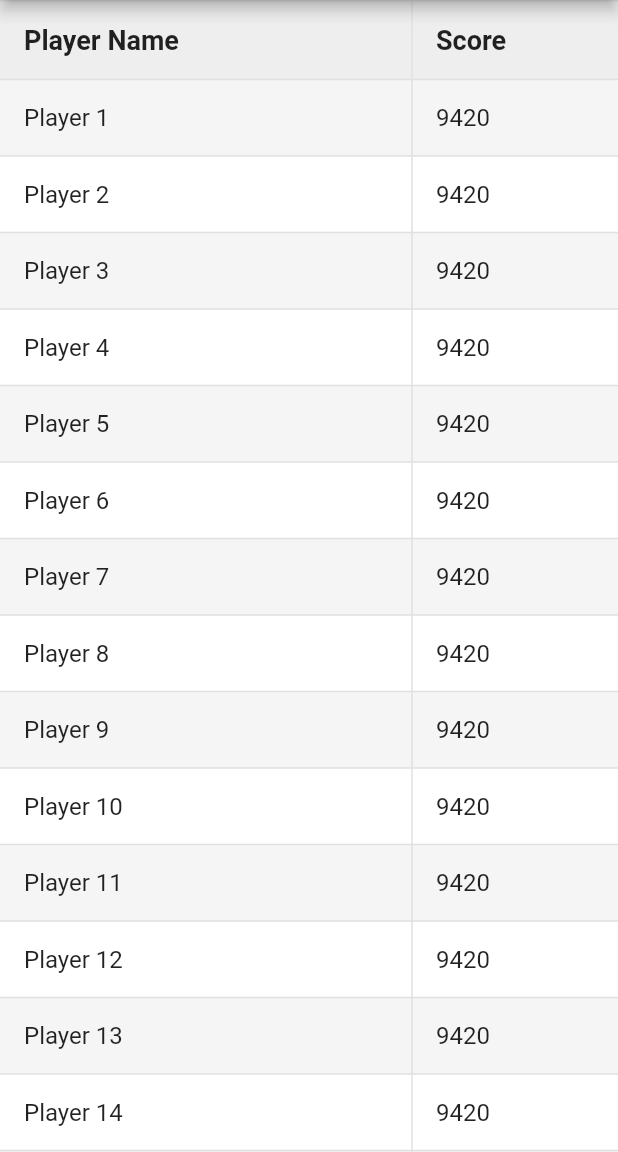
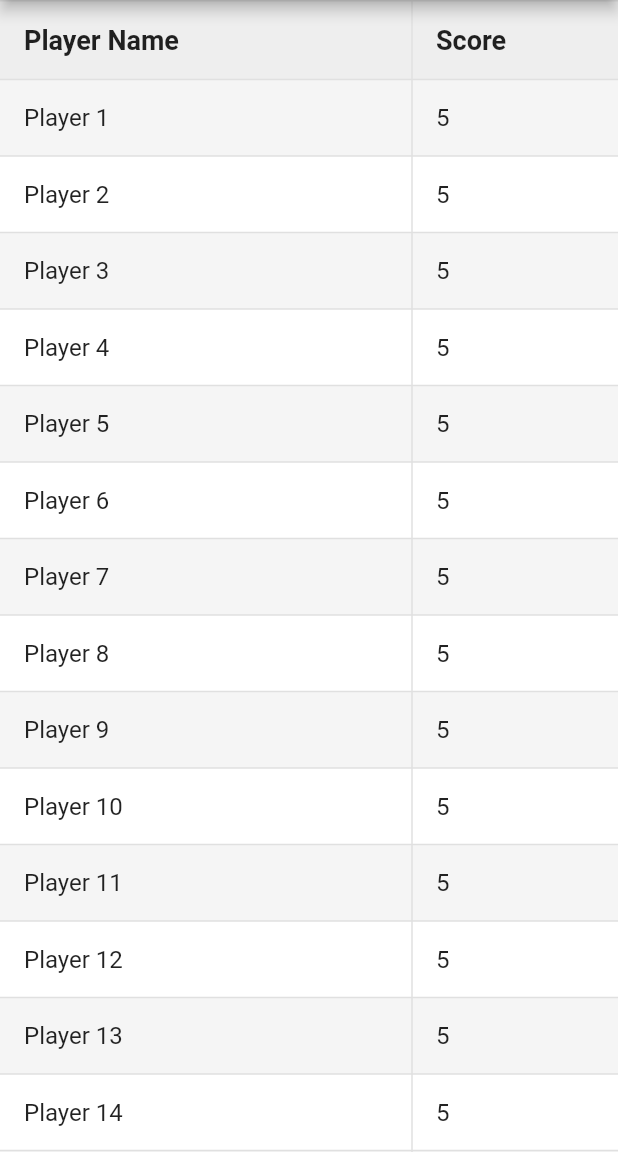
Before and after one commit to bradenborman/least-pick-app, a Flutter app: the screen it shows after launch, after a tap on "Leaderboard", on a phone screen of 412 x 824 dp, the part 84-1236 px from its top. Run offline on Flutter 3.47's test engine with Material 2 defaults, Android fonts, the phone set to English and light mode, and no system bars; our stand-ins replace flutter_dotenv; network calls fail.

```diff
--- a/lib/main.dart
+++ b/lib/main.dart
@@ -1,9 +1,20 @@
 import 'package:flutter/material.dart';
-import 'package:least_picked/pages/howtoplay/how_to_play_page.dart';
-import 'package:least_picked/pages/leaderboard/leaderboard_page.dart';
-import 'package:least_picked/pages/select_today_page.dart';
+import 'package:flutter_dotenv/flutter_dotenv.dart';
+import 'package:least_picked/pages/landing_page.dart';
+import 'package:least_picked/utilities/leaderboardDataUtility.dart';
 
-void main() => runApp(MyApp());
+/*
+  Run in terminal with >>flutter run --dart-define=FLAVOR=dev
+ */
+
+Future<void> main() async {
+  //Load in the properties
+  String envFile = '.env.${String.fromEnvironment('FLAVOR', defaultValue: 'dev')}';
+  await dotenv.load(fileName: envFile);
+  LeaderboardData.sortDataByScore();
+
+  runApp(MyApp());
+}
 
 class MyApp extends StatelessWidget {
   @override
@@ -14,69 +25,3 @@ class MyApp extends StatelessWidget {
     );
   }
 }
-
-class LandingPage extends StatelessWidget {
-  @override
-  Widget build(BuildContext context) {
-    return Scaffold(
-      backgroundColor: Colors.blue[200],
-      appBar: AppBar(
-        title: Text('Least Picked'),
-      ),
-      body: Center(
-        child: Column(
-          mainAxisSize: MainAxisSize.min,
-          children: [
-            ElevatedButton(
-              onPressed: () {
-                Navigator.push(
-                  context,
-                  MaterialPageRoute(builder: (context) => HowToPlayPage()),
-                );
-              },
-              child: Text(
-                'How To Play',
-                style: TextStyle(fontSize: 24),
-              ),
-              style: ElevatedButton.styleFrom(
-                padding: EdgeInsets.all(16),
-              ),
-            ),
-            SizedBox(height: 32),
-            ElevatedButton(
-              onPressed: () {
-                Navigator.push(
-                  context,
-                  MaterialPageRoute(builder: (context) => SelectTodayPage()),
-                );
-              },
-              child: Text(
-                'Select Today',
-                style: TextStyle(fontSize: 24),
-              ),
-              style: ElevatedButton.styleFrom(
-                padding: EdgeInsets.all(16),
-              ),
-            ),
-            SizedBox(height: 32),
-            ElevatedButton(
-              onPressed: () {
-                Navigator.push(
-                  context,
-                  MaterialPageRoute(builder: (context) => LeaderboardPage()),
-                );
-              },
-              child: Text(
-                'Leaderboard',
-                style: TextStyle(fontSize: 24),
-              ),
-              style: ElevatedButton.styleFrom(
-                padding: EdgeInsets.all(16),
-              ),
-            ),
-          ],
-        ),
-      ),
-    );
-  }
-}
--- /dev/null
+++ b/lib/pages/landing_page.dart
@@ -0,0 +1,72 @@
+import 'package:flutter/material.dart';
+import 'package:least_picked/pages/select_today_page.dart';
+
+import 'howtoplay/how_to_play_page.dart';
+import 'leaderboard/leaderboard_page.dart';
+
+
+class LandingPage extends StatelessWidget {
+  @override
+  Widget build(BuildContext context) {
+    return Scaffold(
+      backgroundColor: Colors.blue[200],
+      appBar: AppBar(
+        title: Text("Least Picked"),
+      ),
+      body: Center(
+        child: Column(
+          mainAxisSize: MainAxisSize.min,
+          children: [
+            ElevatedButton(
+              onPressed: () {
+                Navigator.push(
+                  context,
+                  MaterialPageRoute(builder: (context) => SelectTodayPage()),
+                );
+              },
+              child: Text(
+                'Select Today',
+                style: TextStyle(fontSize: 24),
+              ),
+              style: ElevatedButton.styleFrom(
+                padding: EdgeInsets.all(16),
+              ),
+            ),
+            SizedBox(height: 32),
+            ElevatedButton(
+              onPressed: () {
+                Navigator.push(
+                  context,
+                  MaterialPageRoute(builder: (context) => HowToPlayPage()),
+                );
+              },
+              child: Text(
+                'How To Play',
+                style: TextStyle(fontSize: 24),
+              ),
+              style: ElevatedButton.styleFrom(
+                padding: EdgeInsets.all(16),
+              ),
+            ),
+            SizedBox(height: 32),
+            ElevatedButton(
+              onPressed: () {
+                Navigator.push(
+                  context,
+                  MaterialPageRoute(builder: (context) => LeaderboardPage()),
+                );
+              },
+              child: Text(
+                'Leaderboard',
+                style: TextStyle(fontSize: 24),
+              ),
+              style: ElevatedButton.styleFrom(
+                padding: EdgeInsets.all(16),
+              ),
+            ),
+          ],
+        ),
+      ),
+    );
+  }
+}
--- a/lib/utilities/leaderboardDataUtility.dart
+++ b/lib/utilities/leaderboardDataUtility.dart
@@ -1,9 +1,15 @@
 import 'dart:math';
 
 class LeaderboardData {
+
   static final List<Map<String, dynamic>> data = List.generate(30, (index) {
     final name = 'Player ${index + 1}';
-    final score = Random().nextInt(10000);
+    final score = Random().nextInt(55);
     return {'name': name, 'score': score};
   });
+
+  static void sortDataByScore() {
+    data.sort((a, b) => b['score'].compareTo(a['score']));
+  }
+
 }
--- a/pubspec.yaml
+++ b/pubspec.yaml
@@ -30,6 +30,7 @@ environment:
 dependencies:
   flutter:
     sdk: flutter
+  flutter_dotenv: ^5.0.2
 
 
   # The following adds the Cupertino Icons font to your application.
@@ -52,12 +53,12 @@ dev_dependencies:
 
 # The following section is specific to Flutter packages.
 flutter:
-
   # The following line ensures that the Material Icons font is
   # included with your application, so that you can use the icons in
   # the material Icons class.
   uses-material-design: true
-
+  assets:
+    - .env.dev
   # To add assets to your application, add an assets section, like this:
   # assets:
   #   - images/a_dot_burr.jpeg
```
Also changed, not shown: lib/pages/select_options.dart (+17 -28 lines), lib/pages/select_today_page.dart (+22 -3 lines), pubspec.lock, 1 other file.
